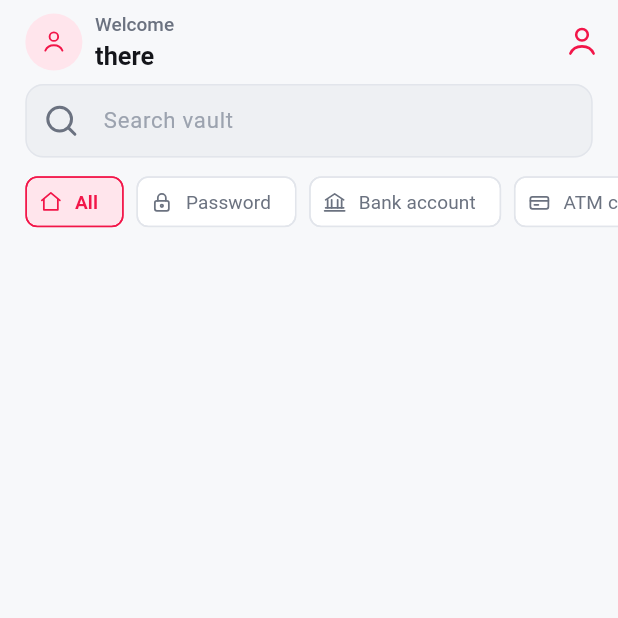
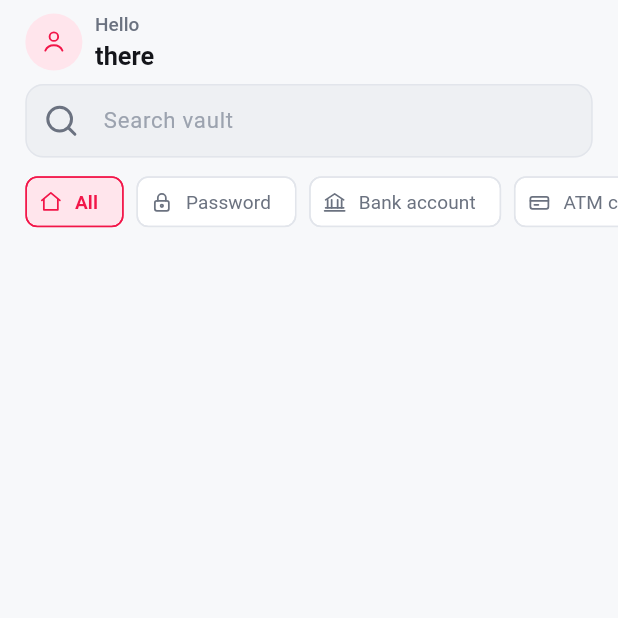
Before and after one commit to alvarule/nucleus, a Flutter app: the VaultHomePage screen opened by its route, on a phone screen of 412 x 824 dp, the top half of it. Run offline on Flutter 3.47's test engine with Material 3 defaults, Android fonts, the phone set to English and light mode, and no system bars; our stand-ins replace equatable, flutter_dotenv, flutter_riverpod, flutter_secure_storage, flutter_svg, go_router and 5 more; missing offline and left inert: cryptography, screen_protector; accounts and stored records are empty.

Commit message:
refactor: UI enhancements

```diff
--- a/lib/features/profile/presentation/pages/profile_page.dart
+++ b/lib/features/profile/presentation/pages/profile_page.dart
@@ -58,7 +58,7 @@ class _ProfilePageState extends ConsumerState<ProfilePage> {
         padding: EdgeInsets.all(scale.lg),
         children: [
           Center(
-            child: AvatarWidget(profile: profile, size: scale.s(96)),
+            child: Hero(tag: 'profile_avatar', child: AvatarWidget(profile: profile, size: scale.s(96))),
           ),
           SizedBox(height: scale.md),
           Row(
--- a/lib/features/settings/presentation/pages/settings_page.dart
+++ b/lib/features/settings/presentation/pages/settings_page.dart
@@ -149,6 +149,7 @@ class SettingsPage extends ConsumerWidget {
     final colors = context.colors;
     final selected = await showModalBottomSheet<VaultAutoLockOption>(
       context: context,
+      showDragHandle: true,
       backgroundColor: colors.surface,
       shape: const RoundedRectangleBorder(
         borderRadius: BorderRadius.vertical(top: Radius.circular(20)),
@@ -211,6 +212,7 @@ class SettingsPage extends ConsumerWidget {
     final colors = context.colors;
     final selected = await showModalBottomSheet<RevealGraceOption>(
       context: context,
+      showDragHandle: true,
       backgroundColor: colors.surface,
       shape: const RoundedRectangleBorder(
         borderRadius: BorderRadius.vertical(top: Radius.circular(20)),
--- a/lib/features/vault/presentation/pages/vault_home_page.dart
+++ b/lib/features/vault/presentation/pages/vault_home_page.dart
@@ -119,17 +119,26 @@ class _VaultHomePageState extends ConsumerState<VaultHomePage> {
           titleSpacing: scale.md,
           title: Row(
             children: [
-              if (profile != null)
-                AvatarWidget(profile: profile, size: scale.s(36))
-              else
-                _PlaceholderAvatar(size: scale.s(36)),
+              // if (profile != null)
+              //   AvatarWidget(profile: profile, size: scale.s(36))
+              // else
+              //   _PlaceholderAvatar(size: scale.s(36)),
+              GestureDetector(
+                onTap: () {
+                  FocusManager.instance.primaryFocus?.unfocus();
+                  context.push('/profile');
+                },
+                child: profile != null ?
+                Hero(tag: 'profile_avatar', child:AvatarWidget(profile: profile, size: scale.s(36))) :
+                Hero(tag: 'profile_avatar', child: _PlaceholderAvatar(size: scale.s(36))),
+              ),
               SizedBox(width: scale.sm),
               Expanded(
                 child: Column(
                   crossAxisAlignment: CrossAxisAlignment.start,
                   children: [
                     Text(
-                      'Welcome',
+                      'Hello',
                       style: TextStyle(
                         color: colors.textSecondary,
                         fontSize: scale.fontSm,
@@ -152,15 +161,15 @@ class _VaultHomePageState extends ConsumerState<VaultHomePage> {
               ),
             ],
           ),
-          actions: [
-            IconButton(
-              onPressed: () {
-                FocusManager.instance.primaryFocus?.unfocus();
-                context.push('/profile');
-              },
-              icon: AppIcon('user', color: colors.primary),
-            ),
-          ],
+          // actions: [
+          //   IconButton(
+          //     onPressed: () {
+          //       FocusManager.instance.primaryFocus?.unfocus();
+          //       context.push('/profile');
+          //     },
+          //     icon: AppIcon('user', color: colors.primary),
+          //   ),
+          // ],
         ),
         floatingActionButton: FloatingActionButton(
           onPressed: () {
```
Also changed, not shown: lib/shared/widgets/masked_secret_field.dart (+29 -9 lines).
